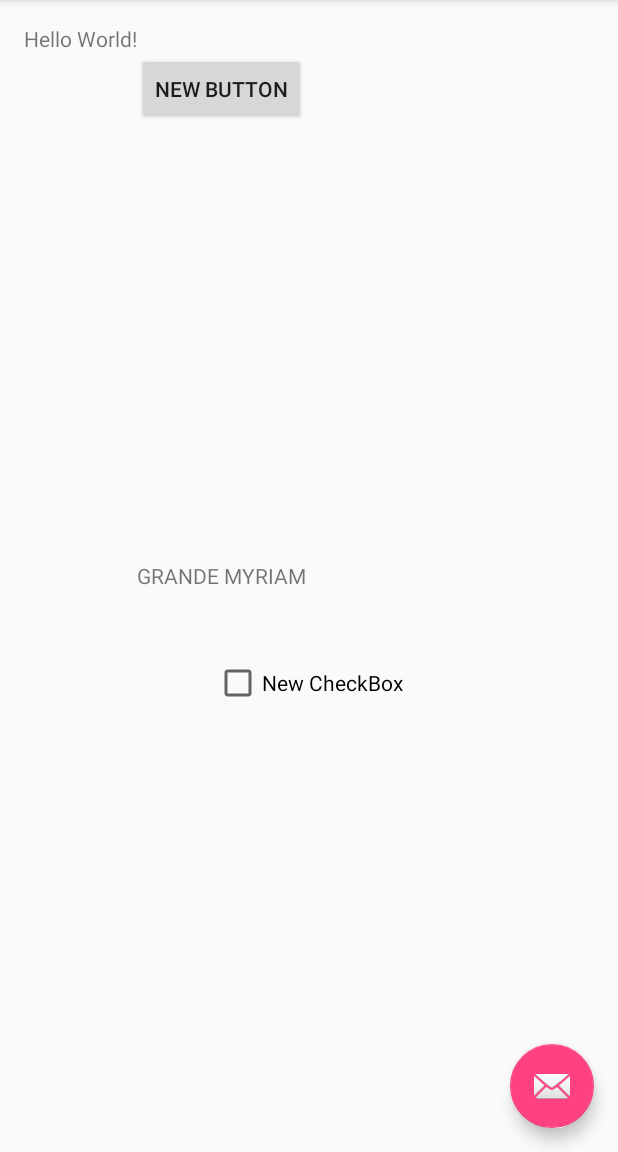
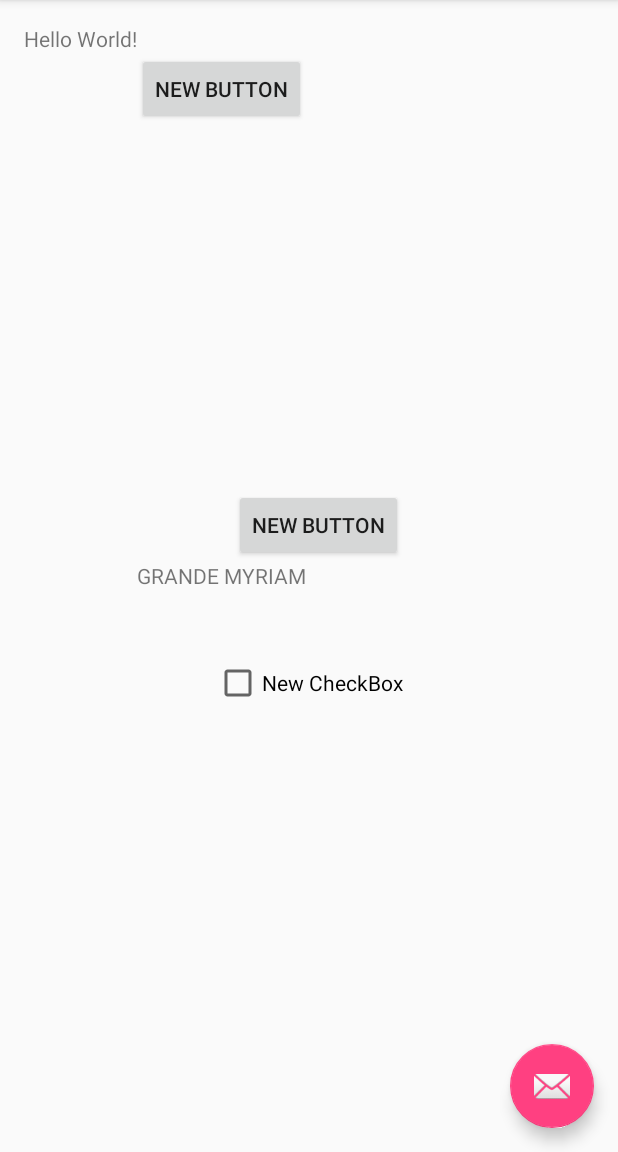
Before and after one commit to chesnais-mymy/AppliMyMa, an Android app: the screen it shows after launch (MainActivity), on a phone screen of 412 x 824 dp, the part 84-1236 px from its top. Run offline under Robolectric (Android 15) with nearby library versions, the phone set to English and light mode, and no system bars.

Commit message:
test de mymy2

```diff
--- a/app/src/main/res/layout/content_main.xml
+++ b/app/src/main/res/layout/content_main.xml
@@ -40,4 +40,13 @@
         android:layout_below="@+id/textView"
         android:layout_centerHorizontal="true"
         android:layout_marginTop="46dp" />
+
+    <Button
+        android:layout_width="wrap_content"
+        android:layout_height="wrap_content"
+        android:text="New Button"
+        android:id="@+id/button"
+        android:layout_above="@+id/textView"
+        android:layout_alignRight="@+id/checkBox"
+        android:layout_alignEnd="@+id/checkBox" />
 </RelativeLayout>
```
